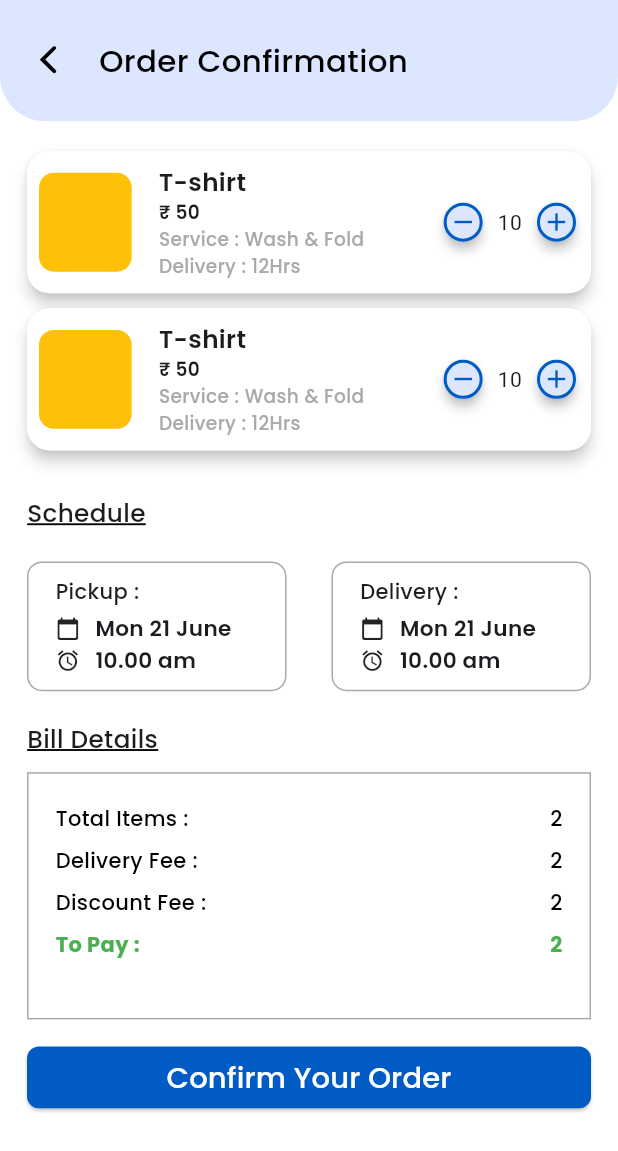
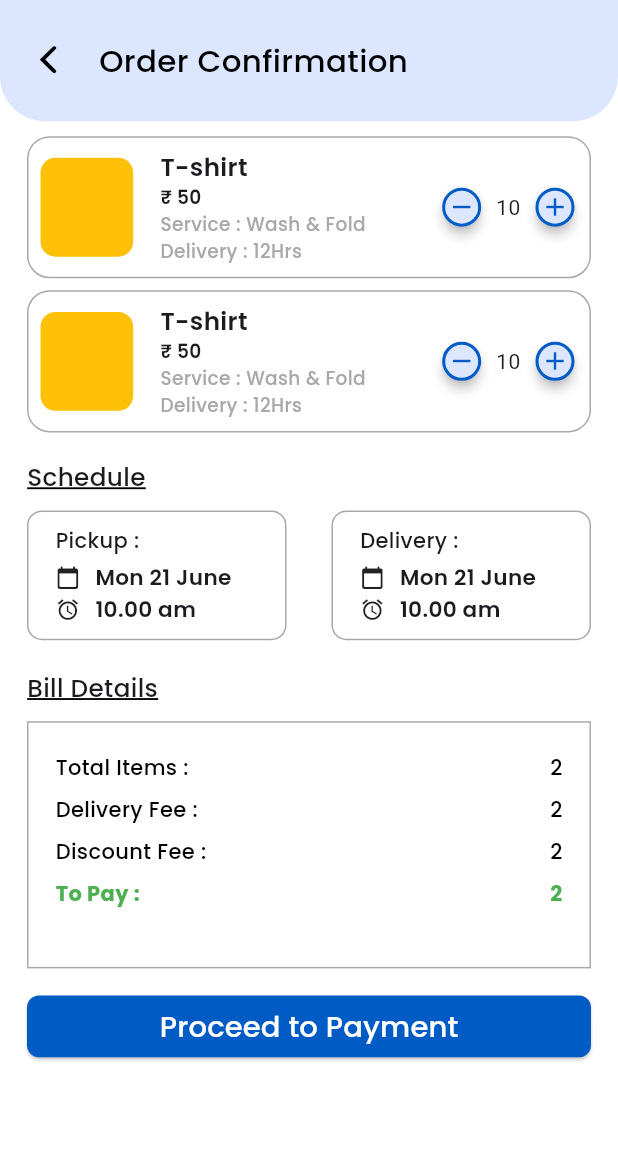
Before and after one commit to alatjoseph/whoosh, a Flutter app: the OrderConfirmatiomPage screen opened by its route, on a phone screen of 412 x 824 dp. Shown: the top 1151 px of the screen. Run offline on Flutter 3.47's test engine with Material 3 defaults, Android fonts, the light colour scheme and no system bars; our stand-ins replace go_router, google_fonts, lottie, pin_code_fields, smooth_page_indicator.

Commit message:
Payment result page added

```diff
--- a/lib/Pages/Features/order/confirmatiom_page.dart
+++ b/lib/Pages/Features/order/confirmatiom_page.dart
@@ -23,7 +23,7 @@ class OrderConfirmatiomPage extends StatelessWidget {
                 backgroundColor: primaryColour,
                 size: constraints,
               ),
-              sizedbox_h20,
+              sizedbox_h10,
               Padding(
                 padding: const EdgeInsets.symmetric(horizontal: 18.0),
                 child: Column(
@@ -35,7 +35,7 @@ class OrderConfirmatiomPage extends StatelessWidget {
                         constraints: constraints,
                       ),
                     ),
-                    sizedbox_h20,
+                    sizedbox_h10,
                     Shedule_Details_Container(
                       constraints: constraints,
                     ),
@@ -47,7 +47,7 @@ class OrderConfirmatiomPage extends StatelessWidget {
               GlobalCustomButton(
                         textsize: constraints.maxWidth * 0.047,
                         size: constraints.maxWidth,
-                        text: 'Confirm Your Order',
+                        text: 'Proceed to Payment',
                         route: '/orderConfirmation'),
             ],
           );
--- a/lib/Utils/colours.dart
+++ b/lib/Utils/colours.dart
@@ -11,3 +11,4 @@ const Color lightGreyColour=Color(0xffF5F5F5);
 const Color transparentColour=Colors.transparent;
 const Color yellowColour=Colors.amber;
 const Color greenColour=Colors.green;
+const Color redColour= Colors.red;
--- a/lib/Utils/routes.dart
+++ b/lib/Utils/routes.dart
@@ -2,6 +2,8 @@ import 'package:go_router/go_router.dart';
 import 'package:whoosh/Auth/splashScreen.dart';
 import 'package:whoosh/Pages/Features/order/confirmatiom_page.dart';
 import 'package:whoosh/Pages/Features/order/time_slot.dart';
+import 'package:whoosh/Pages/Features/payment/payment_failed.dart';
+import 'package:whoosh/Pages/Features/payment/payment_success.dart';
 import 'package:whoosh/Pages/Features/shop_details/shop_details.dart';
 import 'package:whoosh/Pages/home.dart';
 import 'package:whoosh/auth/loginPage.dart';
@@ -46,5 +48,18 @@ final GoRouter appRouter = GoRouter(
       builder: (context, state) =>  const OrderConfirmatiomPage(),
 
     ),
+
+    GoRoute(
+      path: '/paymentsuccessful',
+      builder: (context, state) =>  const PaymentSuccess(),
+
+    ),
+
+    GoRoute(
+      path: '/paymentfailed',
+      builder: (context, state) =>  const PaymentFailed(),
+
+    ),
+
   ],
 );
--- a/lib/Widgets/Features/order/Confirmation screen/ordered_item_card.dart
+++ b/lib/Widgets/Features/order/Confirmation screen/ordered_item_card.dart
@@ -1,30 +1,24 @@
-
 import 'package:flutter/material.dart';
 import 'package:google_fonts/google_fonts.dart';
 import 'package:whoosh/Utils/colours.dart';
 import 'package:whoosh/Widgets/Features/order/Confirmation%20screen/circular_button.dart';
 
 import '../../../../Utils/constant_widgets.dart';
+
 class OderedItemCard extends StatelessWidget {
-   OderedItemCard({
-    super.key,required this.constraints
-  });
+  OderedItemCard({super.key, required this.constraints});
   BoxConstraints constraints;
   @override
-  Widget build(BuildContext context, ) {
+  Widget build(
+    BuildContext context,
+  ) {
     return Padding(
-      padding: const EdgeInsets.only(bottom: 10),
-      child: Material(
-        elevation: 4,
-        shadowColor: Colors.black.withOpacity(0.9 ),
-        shape: RoundedRectangleBorder(
-            borderRadius: BorderRadius.circular(16),
-          ),
+      padding: const EdgeInsets.only(bottom: 8),
       child: Container(
-
         height: constraints.maxWidth * .23,
         width: constraints.maxWidth,
         decoration: BoxDecoration(
+          border: Border.all(color: greyColour),
           borderRadius: BorderRadius.circular(15),
           color: whiteColour,
         ),
@@ -86,7 +80,6 @@ BoxConstraints constraints;
           ],
         ),
       ),
-      ),
     );
   }
 }
--- a/lib/Widgets/Features/order/Confirmation screen/shedule_details_container.dart
+++ b/lib/Widgets/Features/order/Confirmation screen/shedule_details_container.dart
@@ -25,7 +25,7 @@ BoxConstraints constraints;
               decorationColor: blackColour,
               decorationThickness: 1.5),
         ),
-        sizedbox_h20,
+        sizedbox_h10,
     Row(
       children: [
         SheduledDate_and_TimeCard(
--- a/pubspec.yaml
+++ b/pubspec.yaml
@@ -39,6 +39,7 @@ dependencies:
   pin_code_fields: ^8.0.1
   go_router: ^14.8.1
   smooth_page_indicator: ^1.2.1
+  lottie: ^3.2.0
 
 dev_dependencies:
   flutter_test:
```
Also changed, not shown: assets/images/payment_success.json (added, +1 -0 lines), lib/Pages/Features/payment/payment_failed.dart (added, +71 -0 lines), lib/Pages/Features/payment/payment_success.dart (added, +55 -0 lines), assets/images/successful_payment.gif (deleted), pubspec.lock. Lines whose indentation alone changed are shown as unchanged.
